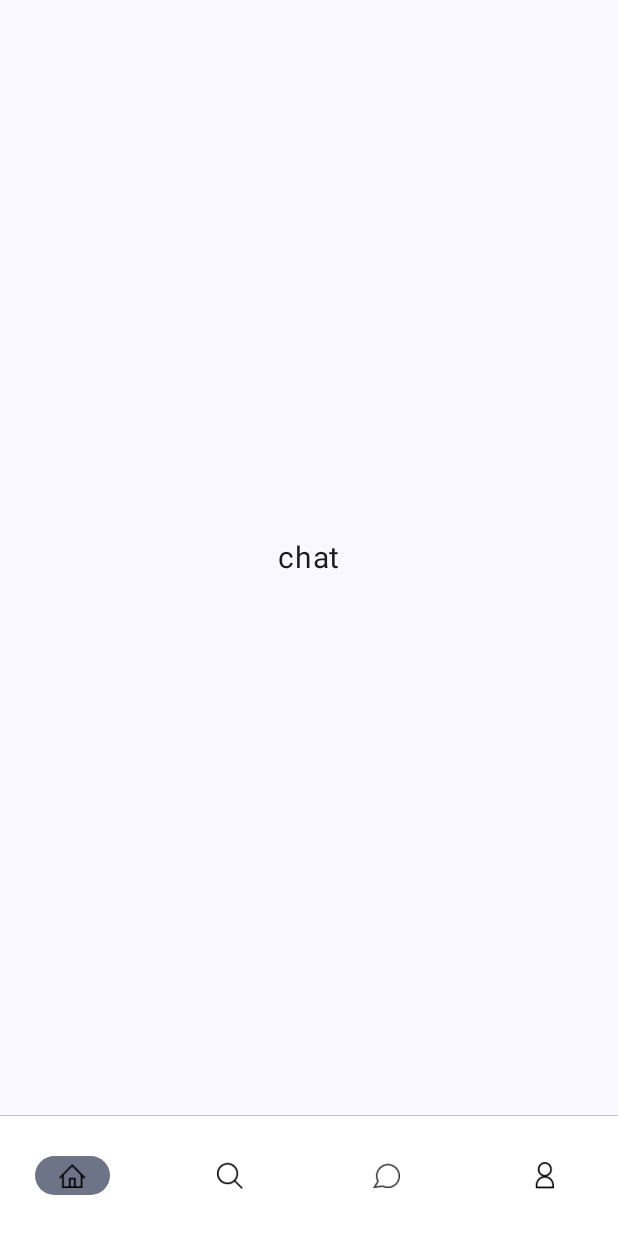
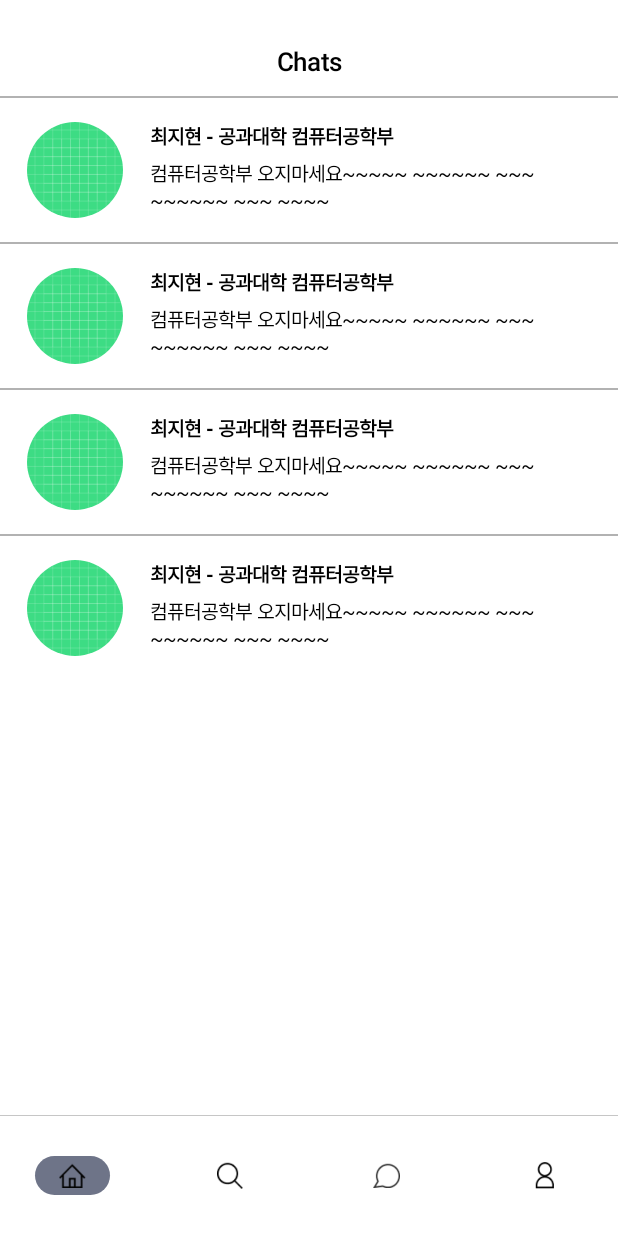
Before and after one commit to KUmmIT-team2/KUSLS-Front, an Android app built with Jetpack Compose: the ChatScreen screen opened through its navigation route, on a phone screen of 412 x 824 dp. Run offline under Robolectric (Android 15) with nearby library versions, the phone set to English and light mode, and no system bars; our stand-ins replace Dagger/Hilt's generated code.

Commit message:
채팅 Screen 완료

```diff
--- a/app/src/main/java/com/konkuk/kusls/presentation/chat/ChatScreen.kt
+++ b/app/src/main/java/com/konkuk/kusls/presentation/chat/ChatScreen.kt
@@ -1,25 +1,89 @@
 package com.konkuk.kusls.presentation.chat
 
-import androidx.compose.foundation.layout.Arrangement
+import androidx.compose.foundation.background
 import androidx.compose.foundation.layout.Column
 import androidx.compose.foundation.layout.fillMaxSize
+import androidx.compose.foundation.layout.fillMaxWidth
+import androidx.compose.foundation.layout.height
+import androidx.compose.foundation.layout.padding
+import androidx.compose.material3.Text
 import androidx.compose.runtime.Composable
 import androidx.compose.ui.Alignment
 import androidx.compose.ui.Modifier
-import com.konkuk.kusls.core.component.MainTitle
+import androidx.compose.ui.graphics.Color
+import androidx.compose.ui.text.TextStyle
+import androidx.compose.ui.text.font.FontWeight
+import androidx.compose.ui.text.style.TextAlign
+import androidx.compose.ui.tooling.preview.Preview
+import androidx.compose.ui.unit.dp
+import androidx.compose.ui.unit.sp
+import com.konkuk.kusls.R
+import com.konkuk.kusls.presentation.chat.component.ChatPreview
 
 @Composable
 fun ChatScreen(
     modifier: Modifier = Modifier
 ) {
     Column(
-        modifier = modifier
-            .fillMaxSize(),
-        horizontalAlignment = Alignment.CenterHorizontally,
-        verticalArrangement = Arrangement.Center
+        modifier = Modifier
+            .fillMaxSize()
+            .background(Color(0xFFFFFFFF))
     ) {
-        MainTitle(
-            title = "chat"
-        )
+        Column(
+            modifier = Modifier
+                .height(64.dp)
+                .fillMaxWidth(),
+            horizontalAlignment = Alignment.CenterHorizontally
+        ) {
+            Text(
+                text = "Chats",
+                style = TextStyle(
+                    fontSize = 17.sp,
+                    lineHeight = 22.sp,
+                    fontWeight = FontWeight(600),
+                    color = Color(0xFF000000),
+                    textAlign = TextAlign.Center,
+                ), modifier = Modifier.padding(top = 31.dp)
+            )
+        }
+        Column {
+            ChatPreview(
+                "최지현",
+                "공과대학",
+                "컴퓨터공학부",
+                "컴퓨터공학부 오지마세요~~~~~ ~~~~~~ ~~~ ~~~~~~ ~~~ ~~~~  ~~~~~~~~~~~~~~~~~~~~~~~~~~~~~~~~",
+                R.drawable.ic_launcher_background
+            )
+            ChatPreview(
+                "최지현",
+                "공과대학",
+                "컴퓨터공학부",
+                "컴퓨터공학부 오지마세요~~~~~ ~~~~~~ ~~~ ~~~~~~ ~~~ ~~~~  ~~~~~~~~~~~~~~~~~~~~~~~~~~~~~~~~",
+                R.drawable.ic_launcher_background
+            )
+            ChatPreview(
+                "최지현",
+                "공과대학",
+                "컴퓨터공학부",
+                "컴퓨터공학부 오지마세요~~~~~ ~~~~~~ ~~~ ~~~~~~ ~~~ ~~~~  ~~~~~~~~~~~~~~~~~~~~~~~~~~~~~~~~",
+                R.drawable.ic_launcher_background
+            )
+            ChatPreview(
+                "최지현",
+                "공과대학",
+                "컴퓨터공학부",
+                "컴퓨터공학부 오지마세요~~~~~ ~~~~~~ ~~~ ~~~~~~ ~~~ ~~~~  ~~~~~~~~~~~~~~~~~~~~~~~~~~~~~~~~",
+                R.drawable.ic_launcher_background
+            )
+
+        }
+
     }
 }
+
+
+@Preview(showBackground = true)
+@Composable
+private fun ChatScreenPreview() {
+    ChatScreen()
+}
--- a/app/src/main/java/com/konkuk/kusls/presentation/chat/component/ChatPreview.kt
+++ b/app/src/main/java/com/konkuk/kusls/presentation/chat/component/ChatPreview.kt
@@ -15,7 +15,6 @@ import androidx.compose.runtime.Composable
 import androidx.compose.ui.Modifier
 import androidx.compose.ui.draw.clip
 import androidx.compose.ui.graphics.Color
-import androidx.compose.ui.graphics.painter.Painter
 import androidx.compose.ui.layout.ContentScale
 import androidx.compose.ui.res.painterResource
 import androidx.compose.ui.text.TextStyle
@@ -27,7 +26,6 @@ import com.konkuk.kusls.R
 
 @Composable
 fun ChatPreview(
-    modifier: Modifier = Modifier,
     userName: String,
     college: String,
     department: String,
@@ -87,7 +85,6 @@ fun ChatPreview(
 @Composable
 private fun ChatPreviewPreview() {
     ChatPreview(
-        Modifier,
         "최지현",
         "공과대학",
         "컴퓨터공학부",
```
